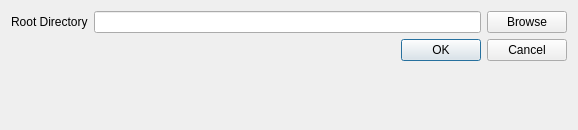
Before: the Qt Designer form molonaviz/DialogFindStudy.ui in SandraClodion/projet_molonaviz, drawn with Qt 5.
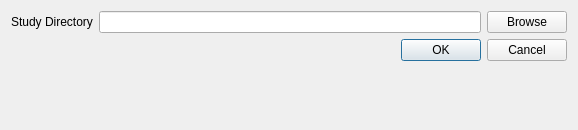
After: the same form once the commit is applied.

```diff
--- a/molonaviz/DialogFindStudy.ui
+++ b/molonaviz/DialogFindStudy.ui
@@ -22,7 +22,7 @@
      <item>
       <widget class="QLabel" name="label">
        <property name="text">
-        <string>Root Directory</string>
+        <string>Study Directory</string>
        </property>
       </widget>
      </item>
```
